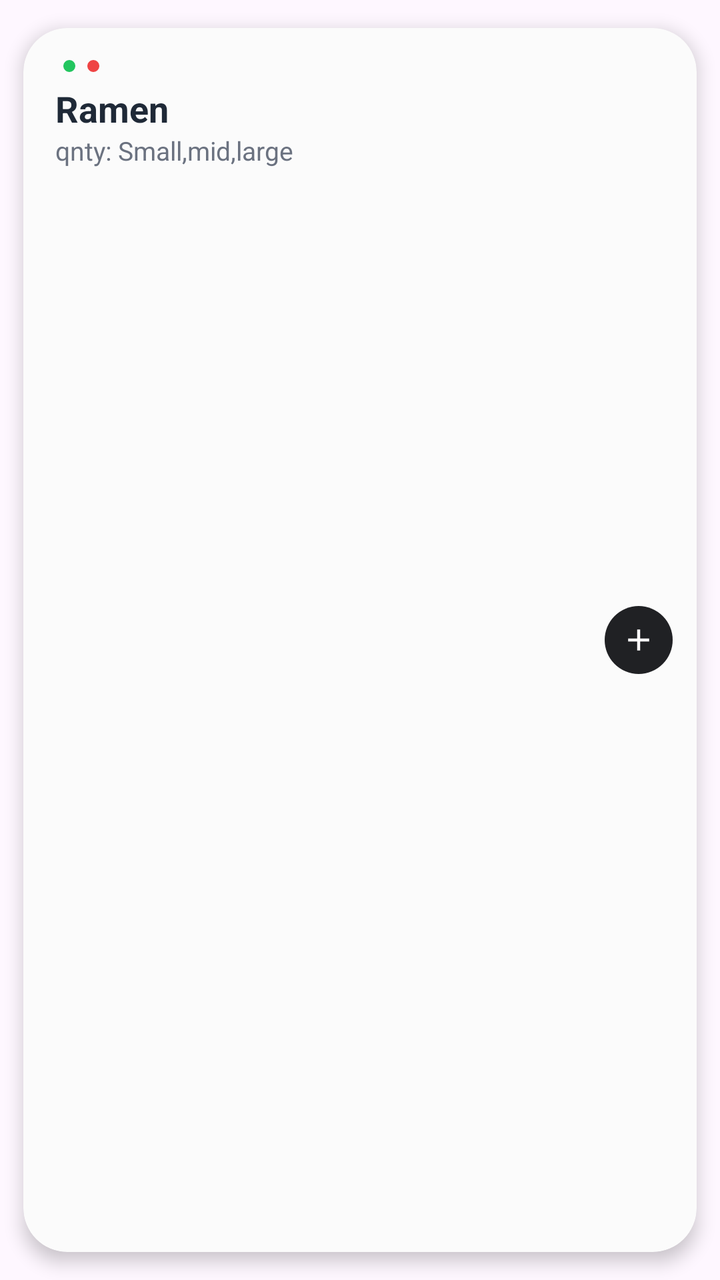
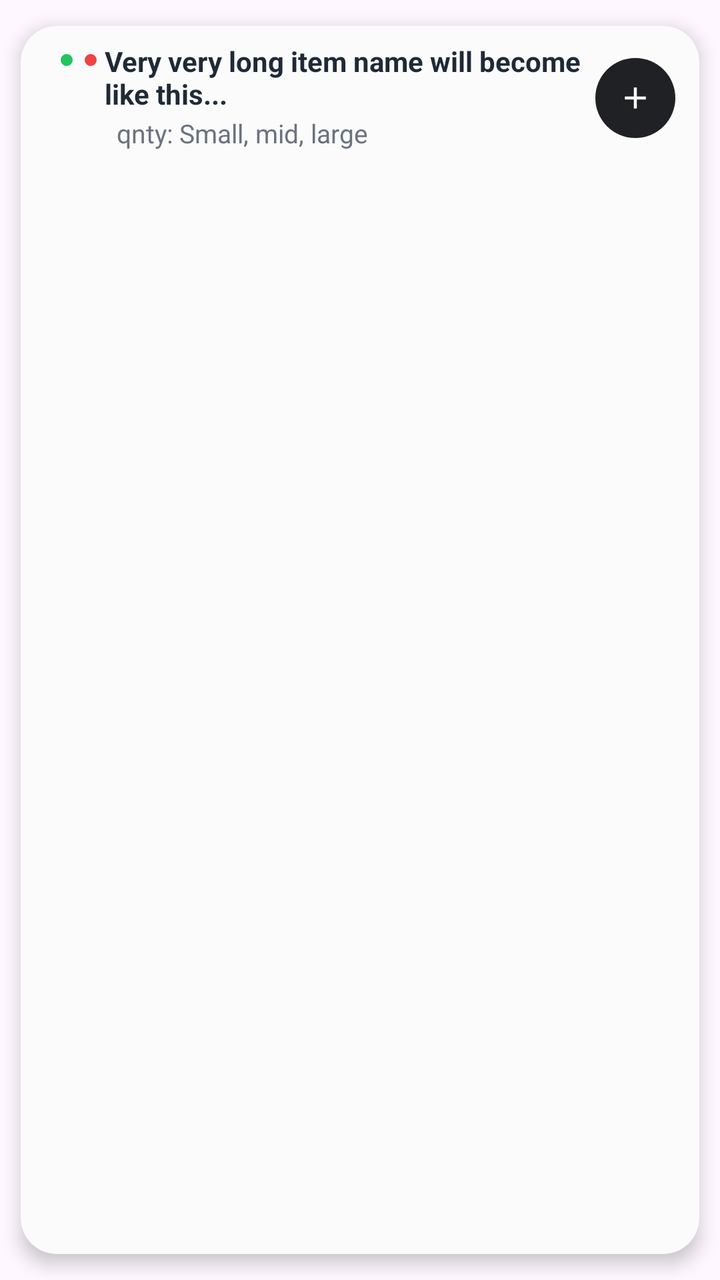

An Android layout rendered at two revisions. The XML below is the earlier revision; the diff shows what the commit changed to produce the second picture.
<!-- AndroidManifest.xml: application theme Theme.StreetFeast -->
<!-- res/layout/item_menu_card.xml -->
<?xml version="1.0" encoding="utf-8"?>
<androidx.cardview.widget.CardView xmlns:android="http://schemas.android.com/apk/res/android"
    xmlns:app="http://schemas.android.com/apk/res-auto"
    android:layout_width="match_parent"
    android:layout_height="100dp"
    android:layout_margin="6dp"
    app:cardCornerRadius="22dp"
    app:cardUseCompatPadding="true"
    app:cardElevation="5dp"
    app:cardBackgroundColor="@color/sf_card_bg">

    <androidx.constraintlayout.widget.ConstraintLayout
        android:layout_width="match_parent"
        android:layout_height="match_parent"
        android:paddingStart="16dp"
        android:paddingEnd="12dp"
        android:paddingTop="12dp"
        android:paddingBottom="12dp">

        <View
            android:id="@+id/dotG"
            android:layout_width="6dp"
            android:layout_height="6dp"
            android:layout_marginStart="4dp"
            android:layout_marginTop="4dp"
            android:background="@drawable/sf_dot_green"
            app:layout_constraintTop_toTopOf="parent"
            app:layout_constraintStart_toStartOf="parent"/>

        <View
            android:id="@+id/dotR"
            android:layout_width="6dp"
            android:layout_height="6dp"
            android:layout_marginStart="6dp"
            android:background="@drawable/sf_dot_red"
            app:layout_constraintTop_toTopOf="@id/dotG"
            app:layout_constraintStart_toEndOf="@id/dotG"/>

        <TextView
            android:id="@+id/tvName"
            android:layout_width="0dp"
            android:layout_height="wrap_content"
            android:layout_marginTop="16dp"
            android:text="Ramen"
            android:textColor="@color/sf_text_primary"
            android:textSize="18sp"
            android:textStyle="bold"
            app:layout_constraintTop_toTopOf="parent"
            app:layout_constraintStart_toStartOf="parent"
            app:layout_constraintEnd_toStartOf="@id/btnAdd"/>

        <TextView
            android:id="@+id/tvDesc"
            android:layout_width="0dp"
            android:layout_height="wrap_content"
            android:text="qnty: Small,mid,large"
            android:textColor="@color/sf_text_secondary"
            android:textSize="13sp"
            app:layout_constraintTop_toBottomOf="@id/tvName"
            app:layout_constraintStart_toStartOf="@id/tvName"
            app:layout_constraintEnd_toStartOf="@id/btnAdd"/>

        <FrameLayout
            android:id="@+id/btnAdd"
            android:layout_width="34dp"
            android:layout_height="34dp"
            android:background="@drawable/sf_bg_circle_dark"
            app:layout_constraintEnd_toEndOf="parent"
            app:layout_constraintTop_toTopOf="parent"
            app:layout_constraintBottom_toBottomOf="parent">

            <ImageView
                android:layout_width="18dp"
                android:layout_height="18dp"
                android:layout_gravity="center"
                android:src="@drawable/ic_plus_20"/>
        </FrameLayout>

    </androidx.constraintlayout.widget.ConstraintLayout>
</androidx.cardview.widget.CardView>
<!-- resources referenced by this layout -->
<resources>
  <color name="sf_card_bg">#FBFBFB</color>
  <color name="sf_text_primary">#1F2937</color>
  <color name="sf_text_secondary">#6B7280</color>
  <!-- drawable ic_plus_20 (drawable) -->
  <vector xmlns:android="http://schemas.android.com/apk/res/android"
      android:width="20dp" android:height="20dp"
      android:viewportWidth="24" android:viewportHeight="24">
      <path android:fillColor="#FFFFFF"
          android:pathData="M11,5h2v14h-2zM5,11h14v2H5z"/>
  </vector>
  <!-- drawable sf_bg_circle_dark (drawable) -->
  <?xml version="1.0" encoding="utf-8"?>
  
  <shape xmlns:android="http://schemas.android.com/apk/res/android">
      <solid android:color="@color/sf_black" />
      <corners android:radius="999dp" />
  </shape>
  <!-- drawable sf_dot_green (drawable) -->
  <?xml version="1.0" encoding="utf-8"?>
  
  <shape xmlns:android="http://schemas.android.com/apk/res/android">
      <size android:width="6dp" android:height="6dp"/>
      <solid android:color="@color/sf_green"/>
      <corners android:radius="999dp"/>
  </shape>
  <!-- drawable sf_dot_red (drawable) -->
  <?xml version="1.0" encoding="utf-8"?>
  
  <shape xmlns:android="http://schemas.android.com/apk/res/android">
      <size android:width="6dp" android:height="6dp"/>
      <solid android:color="@color/sf_red"/>
      <corners android:radius="999dp"/>
  </shape>
  <style name="Theme.StreetFeast" parent="Base.Theme.StreetFeast" />
  <color name="sf_black">#202124</color>
  <color name="sf_green">#22C55E</color>
  <color name="sf_red">#EF4444</color>
  <style name="Base.Theme.StreetFeast" parent="Theme.Material3.Light.NoActionBar">
          <item name="colorPrimary">@color/action_primary</item>
          <item name="colorOnPrimary">@color/white</item>
          <item name="android:statusBarColor">@color/white</item>
          <item name="android:windowLightStatusBar">true</item>
          <item name="android:textColorPrimary">@color/text_primary</item>
          <item name="android:textColorSecondary">@color/text_secondary</item>
      </style>
  <color name="action_primary">#22C55E</color>
  <color name="white">#FFFFFFFF</color>
  <color name="text_primary">#1F2937</color>
  <color name="text_secondary">#6B7280</color>
</resources>

<!-- the commit's change to res/layout/item_menu_card.xml (unified diff, before → after) -->
@@ -2,20 +2,21 @@
 <androidx.cardview.widget.CardView xmlns:android="http://schemas.android.com/apk/res/android"
     xmlns:app="http://schemas.android.com/apk/res-auto"
     android:layout_width="match_parent"
-    android:layout_height="100dp"
-    android:layout_margin="6dp"
-    app:cardCornerRadius="22dp"
+    android:layout_height="wrap_content"
+    android:minHeight="100dp"
+    android:layout_margin="2dp"
+    app:cardCornerRadius="18dp"
     app:cardUseCompatPadding="true"
     app:cardElevation="5dp"
     app:cardBackgroundColor="@color/sf_card_bg">
 
     <androidx.constraintlayout.widget.ConstraintLayout
         android:layout_width="match_parent"
-        android:layout_height="match_parent"
+        android:layout_height="wrap_content"
         android:paddingStart="16dp"
         android:paddingEnd="12dp"
-        android:paddingTop="12dp"
-        android:paddingBottom="12dp">
+        android:paddingTop="10dp"
+        android:paddingBottom="10dp">
 
         <View
             android:id="@+id/dotG"
@@ -24,8 +25,8 @@
             android:layout_marginStart="4dp"
             android:layout_marginTop="4dp"
             android:background="@drawable/sf_dot_green"
-            app:layout_constraintTop_toTopOf="parent"
-            app:layout_constraintStart_toStartOf="parent"/>
+            app:layout_constraintStart_toStartOf="parent"
+            app:layout_constraintTop_toTopOf="parent" />
 
         <View
             android:id="@+id/dotR"
@@ -33,37 +34,13 @@
             android:layout_height="6dp"
             android:layout_marginStart="6dp"
             android:background="@drawable/sf_dot_red"
-            app:layout_constraintTop_toTopOf="@id/dotG"
-            app:layout_constraintStart_toEndOf="@id/dotG"/>
-
-        <TextView
-            android:id="@+id/tvName"
-            android:layout_width="0dp"
-            android:layout_height="wrap_content"
-            android:layout_marginTop="16dp"
-            android:text="Ramen"
-            android:textColor="@color/sf_text_primary"
-            android:textSize="18sp"
-            android:textStyle="bold"
-            app:layout_constraintTop_toTopOf="parent"
-            app:layout_constraintStart_toStartOf="parent"
-            app:layout_constraintEnd_toStartOf="@id/btnAdd"/>
-
-        <TextView
-            android:id="@+id/tvDesc"
-            android:layout_width="0dp"
-            android:layout_height="wrap_content"
-            android:text="qnty: Small,mid,large"
-            android:textColor="@color/sf_text_secondary"
-            android:textSize="13sp"
-            app:layout_constraintTop_toBottomOf="@id/tvName"
-            app:layout_constraintStart_toStartOf="@id/tvName"
-            app:layout_constraintEnd_toStartOf="@id/btnAdd"/>
+            app:layout_constraintStart_toEndOf="@id/dotG"
+            app:layout_constraintTop_toTopOf="@id/dotG" />
 
         <FrameLayout
             android:id="@+id/btnAdd"
-            android:layout_width="34dp"
-            android:layout_height="34dp"
+            android:layout_width="40dp"
+            android:layout_height="40dp"
             android:background="@drawable/sf_bg_circle_dark"
             app:layout_constraintEnd_toEndOf="parent"
             app:layout_constraintTop_toTopOf="parent"
@@ -73,8 +50,43 @@
                 android:layout_width="18dp"
                 android:layout_height="18dp"
                 android:layout_gravity="center"
-                android:src="@drawable/ic_plus_20"/>
+                android:src="@drawable/ic_plus_20" />
         </FrameLayout>
+
+        <TextView
+            android:id="@+id/tvName"
+            android:layout_width="0dp"
+            android:layout_height="wrap_content"
+            android:layout_marginStart="4dp"
+            android:layout_marginEnd="4dp"
+            android:text="Very very long item name will become like this..."
+            android:textColor="@color/sf_text_primary"
+            android:textSize="14sp"
+            android:textStyle="bold"
+            android:maxLines="2"
+            android:ellipsize="end"
+            android:includeFontPadding="false"
+            app:layout_constraintStart_toEndOf="@id/dotR"
+            app:layout_constraintEnd_toStartOf="@id/btnAdd"
+            app:layout_constraintTop_toTopOf="parent" />
+
+        <TextView
+            android:id="@+id/tvDesc"
+            android:layout_width="0dp"
+            android:layout_height="wrap_content"
+            android:layout_marginStart="6dp"
+            android:layout_marginTop="4dp"
+            android:layout_marginEnd="10dp"
+            android:text="qnty: Small, mid, large"
+            android:textColor="@color/sf_text_secondary"
+            android:textSize="13sp"
+            android:maxLines="1"
+            android:ellipsize="end"
+            android:includeFontPadding="false"
+            app:layout_constraintStart_toStartOf="@id/tvName"
+            app:layout_constraintEnd_toStartOf="@id/btnAdd"
+            app:layout_constraintTop_toBottomOf="@id/tvName"
+            app:layout_constraintBottom_toBottomOf="parent" />
 
     </androidx.constraintlayout.widget.ConstraintLayout>
 </androidx.cardview.widget.CardView>
